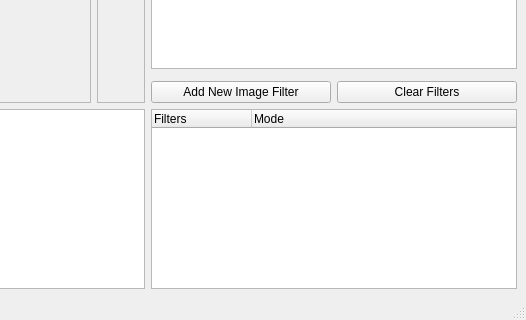
First picture: the form in src/ui/mainwindow.ui, repository previoip/py-DICOMViewer, before the edit; both pictures show x 554 to 1080 and y 401 to 721 of the 1080 by 721 pixel window.
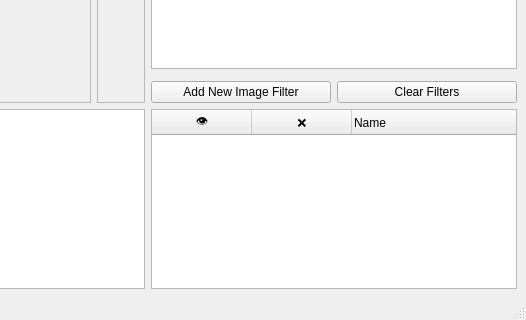
Second picture: the form after the edit.

Commit message: update filter crude implementation

Diff of the .ui file:
```diff
--- a/src/ui/mainwindow.ui
+++ b/src/ui/mainwindow.ui
@@ -80,14 +80,31 @@
       <property name="wordWrap">
        <bool>true</bool>
       </property>
+      <attribute name="headerMinimumSectionSize">
+       <number>5</number>
+      </attribute>
+      <attribute name="headerStretchLastSection">
+       <bool>true</bool>
+      </attribute>
       <column>
        <property name="text">
-        <string>Filters</string>
+        <string>👁️</string>
        </property>
+       <property name="textAlignment">
+        <set>AlignCenter</set>
+       </property>
       </column>
       <column>
        <property name="text">
-        <string>Mode</string>
+        <string>❌</string>
+       </property>
+       <property name="textAlignment">
+        <set>AlignCenter</set>
+       </property>
+      </column>
+      <column>
+       <property name="text">
+        <string>Name</string>
        </property>
       </column>
      </widget>
```
The commit also changes 5 other files.
